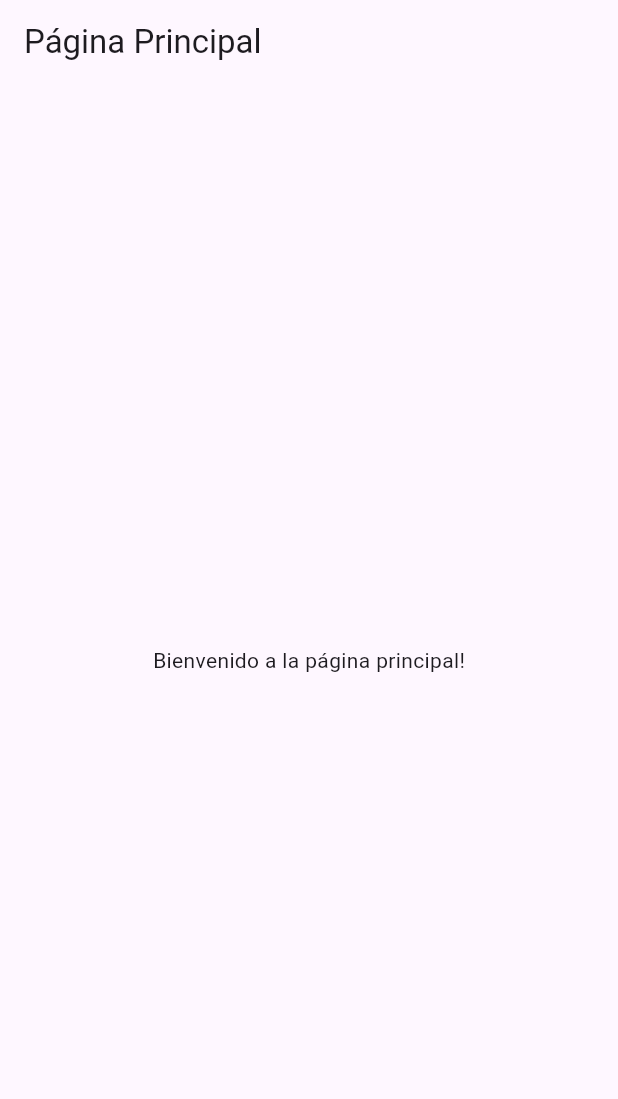
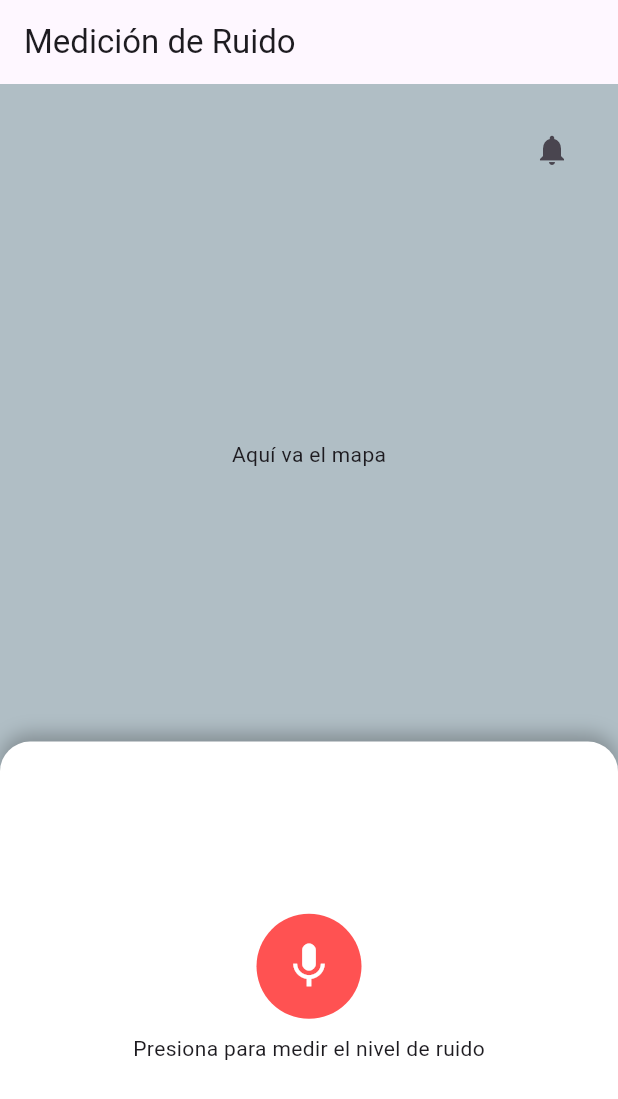
Before and after one commit to IsaacPater31/Flutter-proyects, a Flutter app: the HomePage screen opened directly, on a phone screen of 412 x 824 dp. Shown: the top 1099 px of the screen. Run offline on Flutter 3.47's test engine with Material 3 defaults, Android fonts, the phone set to English and light mode, and no system bars.

Commit message:
Se agrega la interfaz para medir ruido, y cambios en la url de los controladores

```diff
--- a/appruido/lib/controllers/login_controller.dart
+++ b/appruido/lib/controllers/login_controller.dart
@@ -2,7 +2,7 @@ import 'dart:convert';
 import 'package:http/http.dart' as http;
 
 class LoginController {
-  final String apiUrl = 'http://192.168.1.17/apis/Api_Login.php'; // Asegúrate de usar la URL correcta
+  final String apiUrl = 'http://localhost/apis/Api_Login.php'; // Asegúrate de usar la URL correcta
 
   Future<int> login({required String user, required String password}) async {
     try {
--- a/appruido/lib/controllers/signup_controller.dart
+++ b/appruido/lib/controllers/signup_controller.dart
@@ -2,7 +2,7 @@ import 'dart:convert';
 import 'package:http/http.dart' as http;
 
 class SignUpController {
-  final String apiUrl = 'http://192.168.1.17/apis/Api_SignUp.php'; // Cambia esto por la URL de tu API
+  final String apiUrl = 'http://localhost/apis/Api_SignUp.php'; // Cambia esto por la URL de tu API
 
   Future<int> signUp({
     required String id,
--- a/appruido/lib/views/home_page.dart
+++ b/appruido/lib/views/home_page.dart
@@ -5,10 +5,81 @@ class HomePage extends StatelessWidget {
   Widget build(BuildContext context) {
     return Scaffold(
       appBar: AppBar(
-        title: Text('Página Principal'),
+        title: Text('Medición de Ruido'),
       ),
-      body: Center(
-        child: Text('Bienvenido a la página principal!'),
+      body: Stack(
+        children: [
+          // Aquí va el mapa que ocupará la mayor parte superior de la pantalla
+          Positioned(
+            top: 0,
+            left: 0,
+            right: 0,
+            height: MediaQuery.of(context).size.height * 0.6, // Ocupa 60% de la pantalla
+            child: Container(
+              color: Colors.blueGrey[200], // Representación del mapa
+              child: Center(child: Text('Aquí va el mapa')),
+            ),
+          ),
+          // Cuadro en la parte inferior con las funciones de medición
+          Positioned(
+            bottom: 0,
+            left: 0,
+            right: 0,
+            height: MediaQuery.of(context).size.height * 0.4, // Ocupa 40% de la pantalla
+            child: Container(
+              padding: EdgeInsets.all(16),
+              decoration: BoxDecoration(
+                color: Colors.white,
+                borderRadius: BorderRadius.only(
+                  topLeft: Radius.circular(20),
+                  topRight: Radius.circular(20),
+                ),
+                boxShadow: [
+                  BoxShadow(
+                    color: Colors.black26,
+                    blurRadius: 10,
+                    offset: Offset(0, -5),
+                  ),
+                ],
+              ),
+              child: Column(
+                mainAxisAlignment: MainAxisAlignment.center,
+                children: [
+                  // Botón circular para el micrófono
+                  GestureDetector(
+                    onTap: () {
+                      // Lógica para iniciar la medición de ruido
+                      print('Iniciar medición de ruido');
+                    },
+                    child: Container(
+                      width: 70,
+                      height: 70,
+                      decoration: BoxDecoration(
+                        color: Colors.redAccent,
+                        shape: BoxShape.circle,
+                      ),
+                      child: Icon(Icons.mic, color: Colors.white, size: 36),
+                    ),
+                  ),
+                  SizedBox(height: 10),
+                  Text('Presiona para medir el nivel de ruido'),
+                ],
+              ),
+            ),
+          ),
+          // Botón discreto para notificaciones en la esquina superior derecha
+          Positioned(
+            top: 20,
+            right: 20,
+            child: IconButton(
+              icon: Icon(Icons.notifications),
+              onPressed: () {
+                // Lógica para las notificaciones
+                print('Notificaciones');
+              },
+            ),
+          ),
+        ],
       ),
     );
   }
--- a/appruido/pubspec.yaml
+++ b/appruido/pubspec.yaml
@@ -89,3 +89,7 @@ flutter:
   #
   # For details regarding fonts from package dependencies,
   # see https://flutter.dev/to/font-from-package
+
+
+  assets:
+    - assets/logo.png
```
Also changed, not shown: appruido/lib/main.dart (+34 -2 lines), appruido/assets/logo.png (added).
